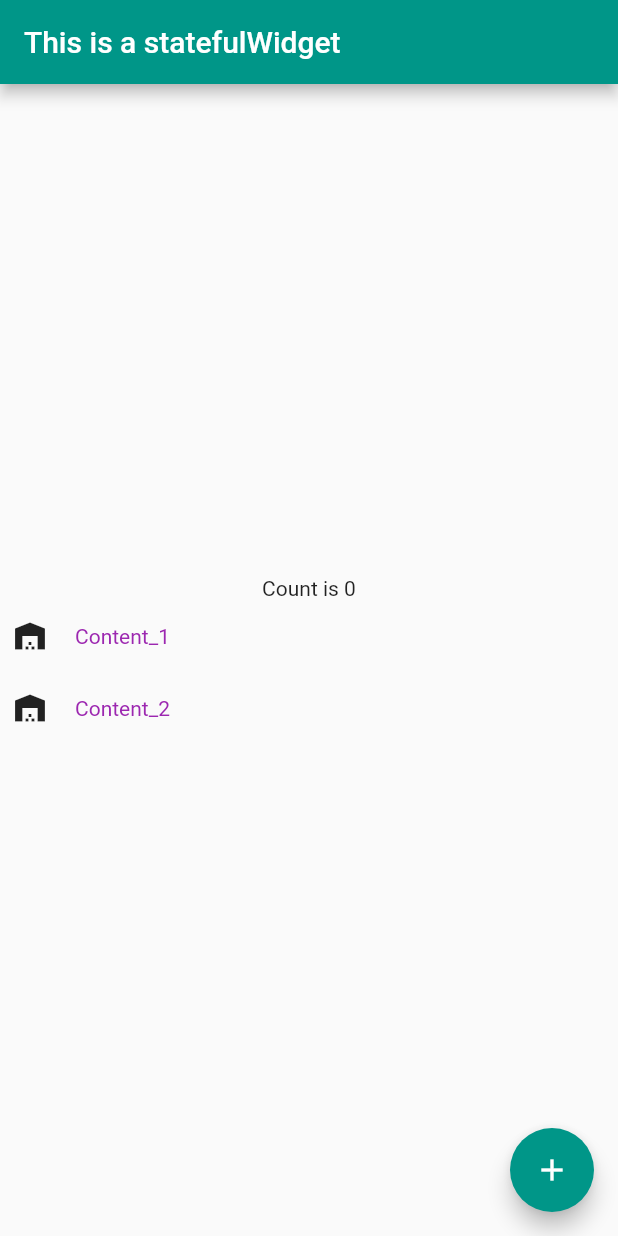
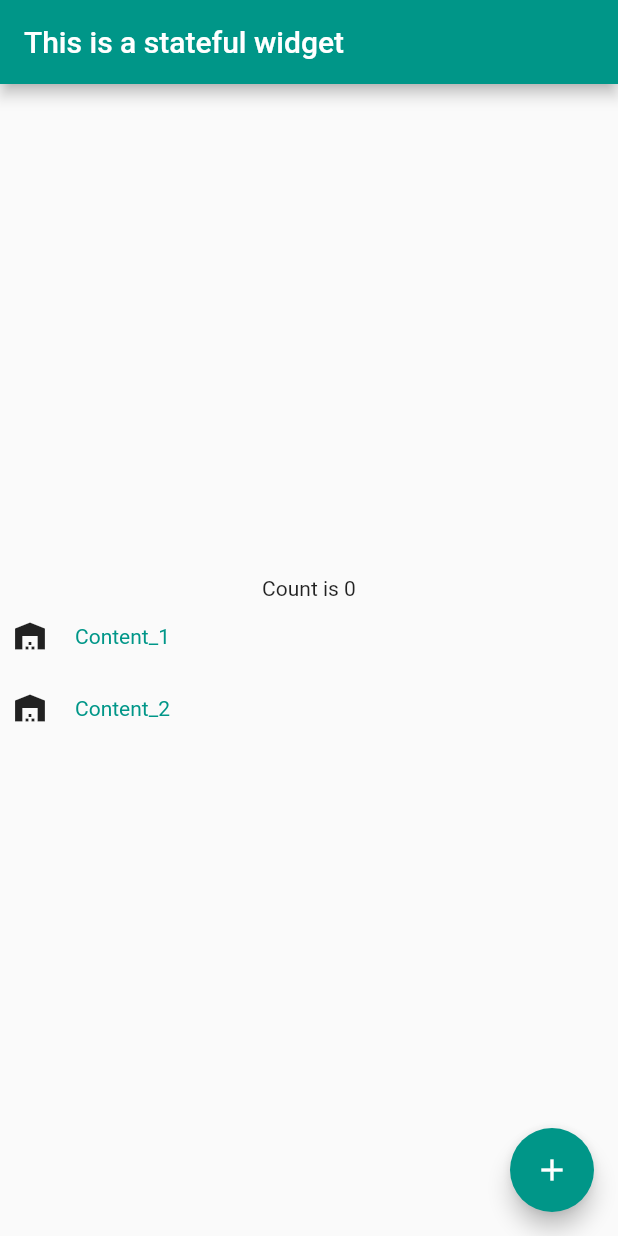
Before and after one commit to AnawaratneMANA/ctse_flutter_lectures, a Flutter app: the screen it shows after launch, on a phone screen of 412 x 824 dp. Run offline on Flutter 3.47's test engine with Material 2 defaults, Android fonts, the phone set to English and light mode, and no system bars; missing offline and left inert: dart:ffi.

Commit message:
Using inheritance type widges.

```diff
--- a/lib/components/list_item.dart
+++ b/lib/components/list_item.dart
@@ -1,9 +1,9 @@
 import 'package:flutter/material.dart';
+import 'package:lab2/components/color_management.dart';
 
 class ListItem extends StatelessWidget {
   final String content;
-  final Color color;
-  const ListItem({Key? key , required this.content, required this.color} ) : super(key: key);
+  const ListItem({Key? key , required this.content} ) : super(key: key);
 
   @override
   Widget build(BuildContext context) {
@@ -20,7 +20,7 @@ class ListItem extends StatelessWidget {
 
           Padding(
             padding: const EdgeInsets.all(8.0),
-            child: Text(content, style: TextStyle(color: color)),
+            child: Text(content, style: TextStyle(color: Theme.of(context).primaryColor),),
           ),
         ],
       ),
--- a/lib/main.dart
+++ b/lib/main.dart
@@ -1,4 +1,5 @@
 import 'package:flutter/material.dart';
+import 'package:lab2/components/color_management.dart';
 import 'package:lab2/screens/home.dart';
 
 
@@ -19,7 +20,7 @@ class MyApp extends StatelessWidget {
       theme: ThemeData(
         primarySwatch: Colors.teal,
       ),
-      home: const Home(color: primaryColor),
+      home: const Home(),
     );
   }
 }
--- a/lib/screens/home.dart
+++ b/lib/screens/home.dart
@@ -4,8 +4,7 @@ import 'package:flutter/material.dart';
 import '../components/list_item.dart';
 
 class Home extends StatefulWidget {
-  final Color color;
-  const Home({Key? key, required this.color}): super(key: key);
+  const Home({Key? key}): super(key: key);
 
   @override
   _HomeState createState() => _HomeState();
@@ -27,7 +26,7 @@ class _HomeState extends State<Home> {
   Widget build(BuildContext context){
     return Scaffold(
       appBar: AppBar(
-        title: const Text("This is a statefulWidget"),
+        title: const Text("This is a stateful widget"),
       ),
       body: Column(
         mainAxisAlignment: MainAxisAlignment.center,
@@ -36,8 +35,8 @@ class _HomeState extends State<Home> {
             onTap: _onIncrement,
             child: Text("Count is $count"),
           ),
-          ListItem(content: "Content_1", color: widget.color,),
-          ListItem(content: "Content_2", color: widget.color),
+          ListItem(content: "Content_1"),
+          ListItem(content: "Content_2"),
         ],
       ),
       floatingActionButton: FloatingActionButton(
```
Also changed, not shown: lib/components/color_management.dart (+7 -2 lines).
